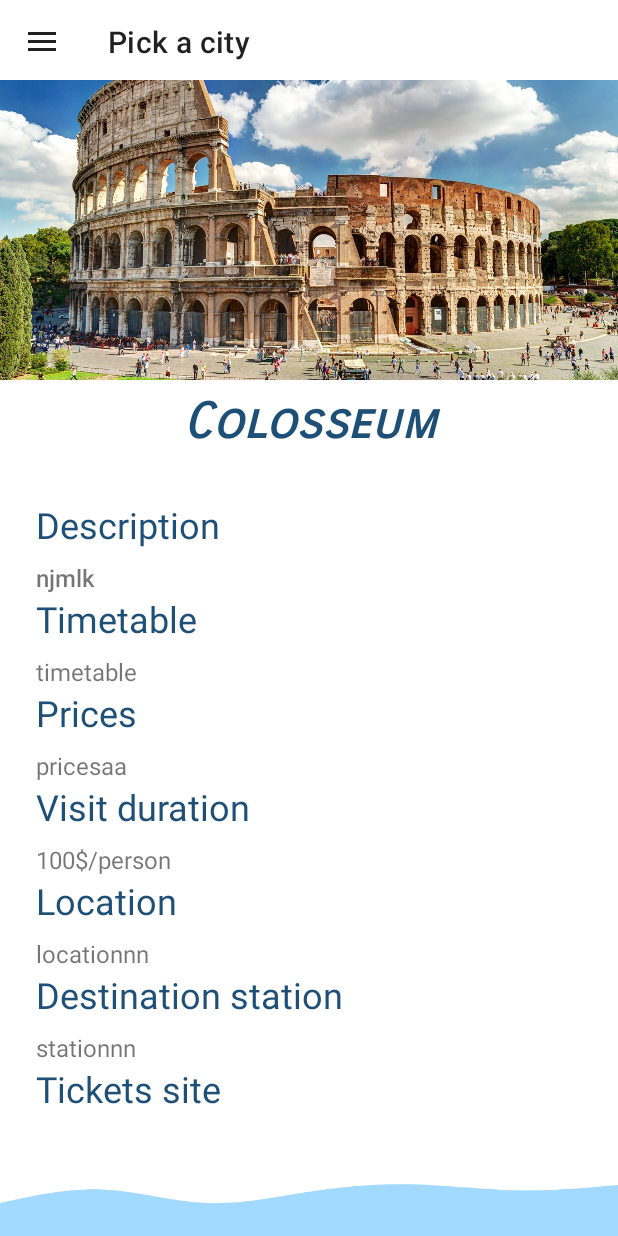
After one commit to AndreeaClaudiaSandu/TravelAndroidApp, an Android app: the fragment FragmentCityAttraction placed in its activity, on a phone screen of 412 x 824 dp. The commit adds this screen. Run offline under Robolectric (Android 15) with nearby library versions, the phone set to English and light mode, and no system bars; 9 statements that could not run were skipped.

Commit message:
Adds attractions

```diff
--- a/app/src/main/java/com/example/travel/ExternalTransport_RecyclerViewAdapter.java
+++ b/app/src/main/java/com/example/travel/ExternalTransport_RecyclerViewAdapter.java
@@ -62,7 +62,7 @@ public class ExternalTransport_RecyclerViewAdapter extends RecyclerView.Adapter<
         } else {
             holder.frequency.setVisibility(View.GONE);
         }
-        holder.price.setText("Price " + externalTransports.get(position).getPrice());
+        holder.price.setText("Price: " + externalTransports.get(position).getPrice() + " euro");
 
         if (externalTransports.get(position).getLink() != null && !externalTransports.get(position).getLink().isEmpty()) {
             holder.link.setVisibility(View.VISIBLE);
--- /dev/null
+++ b/app/src/main/java/com/example/travel/FragmentCityAttraction.java
@@ -0,0 +1,64 @@
+package com.example.travel;
+
+import android.os.Bundle;
+
+import androidx.fragment.app.Fragment;
+
+import android.text.Html;
+import android.text.method.LinkMovementMethod;
+import android.view.LayoutInflater;
+import android.view.View;
+import android.view.ViewGroup;
+import android.widget.ImageView;
+import android.widget.TextView;
+
+public class FragmentCityAttraction extends Fragment {
+
+    private Attraction attraction;
+
+    public FragmentCityAttraction() {
+        // Required empty public constructor
+    }
+
+    public static FragmentCityAttraction newInstance(Attraction attraction) {
+        FragmentCityAttraction fragment = new FragmentCityAttraction();
+        fragment.setAttraction(attraction);
+        return fragment;
+    }
+
+    @Override
+    public void onCreate(Bundle savedInstanceState) {
+        super.onCreate(savedInstanceState);
+    }
+
+    @Override
+    public View onCreateView(LayoutInflater inflater, ViewGroup container,
+                             Bundle savedInstanceState) {
+        // Inflate the layout for this fragment
+        View root = inflater.inflate(R.layout.fragment_city_attraction, container, false);
+        ((TextView) root.findViewById(R.id.specificAttractionName)).setText(attraction.getName());
+        ((ImageView) root.findViewById(R.id.specificAttractionImage)).setImageResource(attraction.getImage());
+        ((TextView) root.findViewById(R.id.specificAttarctionDescription)).setText(Html.fromHtml( attraction.getDescription()));
+        ((TextView) root.findViewById(R.id.specificAttractionTimetable)).setText(Html.fromHtml( attraction.getTimetable()));
+        ((TextView) root.findViewById(R.id.specificAttractionPrices)).setText(Html.fromHtml( attraction.getPrice()));
+        ((TextView) root.findViewById(R.id.specificAttractionVisitDuration)).setText(attraction.getVisitTime());
+        ((TextView) root.findViewById(R.id.specificAttractionLocation)).setText(attraction.getLocation());
+        ((TextView) root.findViewById(R.id.specificAttractionStation)).setText(attraction.getStation());
+
+        StringBuilder hyperlink = new StringBuilder();
+        hyperlink.append("<a href=\"").append(attraction.getLink()).append("\">").append(attraction.getLink()).append("</a>");
+        ((TextView) root.findViewById(R.id.specificAttractionLink)).setText(Html.fromHtml(hyperlink.toString()));
+        ((TextView) root.findViewById(R.id.specificAttractionLink)).setMovementMethod(LinkMovementMethod.getInstance());
+        ((TextView) root.findViewById(R.id.specificAttractionLink)).setLinkTextColor(getResources().getColor(R.color.darkerBlue));
+
+        return root;
+    }
+
+    public Attraction getAttraction() {
+        return attraction;
+    }
+
+    public void setAttraction(Attraction attraction) {
+        this.attraction = attraction;
+    }
+}
--- /dev/null
+++ b/app/src/main/res/layout/fragment_city_attraction.xml
@@ -0,0 +1,258 @@
+<?xml version="1.0" encoding="utf-8"?>
+<FrameLayout xmlns:android="http://schemas.android.com/apk/res/android"
+    xmlns:app="http://schemas.android.com/apk/res-auto"
+    xmlns:tools="http://schemas.android.com/tools"
+    android:layout_width="match_parent"
+    android:layout_height="match_parent"
+    android:background="@color/white"
+    tools:context=".FragmentCityAttraction">
+
+    <ScrollView
+        android:layout_width="match_parent"
+        android:layout_height="match_parent">
+
+        <androidx.constraintlayout.widget.ConstraintLayout
+            android:layout_width="match_parent"
+            android:layout_height="match_parent">
+
+
+            <ImageView
+                android:id="@+id/specificAttractionImage"
+                android:layout_width="match_parent"
+                android:layout_height="200dp"
+                android:fadingEdge="horizontal"
+                android:scaleType="centerCrop"
+                android:src="@drawable/colosseum"
+                app:layout_constraintEnd_toEndOf="parent"
+                app:layout_constraintStart_toStartOf="parent"
+                app:layout_constraintTop_toTopOf="parent" />
+
+            <TextView
+                android:id="@+id/specificAttractionName"
+                android:layout_width="match_parent"
+                android:layout_height="40dp"
+                android:layout_marginTop="8dp"
+                android:fontFamily="sans-serif-smallcaps"
+                android:gravity="bottom|center"
+                android:paddingStart="40dp"
+                android:paddingEnd="40dp"
+                android:text="Colosseum"
+                android:textAlignment="center"
+                android:textColor="@color/loginDarkBlue"
+                android:textSize="24sp"
+                android:textStyle="bold|italic"
+                app:autoSizeTextType="uniform"
+                app:layout_constraintEnd_toEndOf="parent"
+                app:layout_constraintStart_toStartOf="parent"
+                app:layout_constraintTop_toBottomOf="@+id/specificAttractionImage" />
+
+            <TextView
+                android:id="@+id/AttarctionDescription"
+                android:layout_width="wrap_content"
+                android:layout_height="wrap_content"
+                android:layout_marginStart="24dp"
+                android:layout_marginTop="32dp"
+                android:fontFamily="sans-serif"
+                android:text="Description"
+                android:textAlignment="textStart"
+                android:textColor="@color/loginDarkBlue"
+                android:textSize="24sp"
+                android:typeface="normal"
+                app:autoSizeTextType="uniform"
+                app:layout_constraintStart_toStartOf="parent"
+                app:layout_constraintTop_toBottomOf="@+id/specificAttractionName" />
+
+            <TextView
+                android:id="@+id/specificAttarctionDescription"
+                android:layout_width="match_parent"
+                android:layout_height="wrap_content"
+                android:layout_marginStart="24dp"
+                android:layout_marginTop="8dp"
+                android:layout_marginEnd="24dp"
+                android:fontFamily="sans-serif-medium"
+                android:text="njmlk"
+                android:textAlignment="textStart"
+                android:textSize="16sp"
+                app:autoSizeTextType="none"
+                app:layout_constraintEnd_toEndOf="parent"
+                app:layout_constraintStart_toStartOf="parent"
+                app:layout_constraintTop_toBottomOf="@+id/AttarctionDescription" />
+
+
+            <TextView
+                android:id="@+id/AttractionTimetable"
+                android:layout_width="wrap_content"
+                android:layout_height="wrap_content"
+                android:layout_marginStart="24dp"
+                android:fontFamily="sans-serif"
+                android:text="Timetable"
+                android:textColor="@color/loginDarkBlue"
+                android:textSize="24sp"
+                app:layout_constraintStart_toStartOf="parent"
+                app:layout_constraintTop_toBottomOf="@+id/specificAttarctionDescription" />
+
+            <TextView
+                android:id="@+id/specificAttractionTimetable"
+                android:layout_width="match_parent"
+                android:layout_height="wrap_content"
+                android:layout_marginStart="24dp"
+                android:layout_marginTop="8dp"
+                android:layout_marginEnd="24dp"
+                android:fontFamily="sans-serif"
+                android:text="timetable"
+                android:textAlignment="textStart"
+                android:textSize="16sp"
+                app:autoSizeTextType="none"
+                app:layout_constraintEnd_toEndOf="parent"
+                app:layout_constraintStart_toStartOf="parent"
+                app:layout_constraintTop_toBottomOf="@+id/AttractionTimetable" />
+
+            <TextView
+                android:id="@+id/AttractionPrices"
+                android:layout_width="wrap_content"
+                android:layout_height="wrap_content"
+                android:layout_marginStart="24dp"
+                android:fontFamily="sans-serif"
+                android:text="Prices"
+                android:textColor="@color/loginDarkBlue"
+                android:textSize="24sp"
+                app:layout_constraintStart_toStartOf="parent"
+                app:layout_constraintTop_toBottomOf="@+id/specificAttractionTimetable" />
+
+            <TextView
+                android:id="@+id/specificAttractionPrices"
+                android:layout_width="match_parent"
+                android:layout_height="wrap_content"
+                android:layout_marginStart="24dp"
+                android:layout_marginTop="8dp"
+                android:layout_marginEnd="24dp"
+                android:fontFamily="sans-serif"
+                android:text="pricesaa"
+                android:textAlignment="textStart"
+                android:textSize="16sp"
+                app:autoSizeTextType="none"
+                app:layout_constraintEnd_toEndOf="parent"
+                app:layout_constraintStart_toStartOf="parent"
+                app:layout_constraintTop_toBottomOf="@+id/AttractionPrices" />
+
+            <TextView
+                android:id="@+id/AttractionVisitDuration"
+                android:layout_width="wrap_content"
+                android:layout_height="wrap_content"
+                android:layout_marginStart="24dp"
+                android:fontFamily="sans-serif"
+                android:text="Visit duration"
+                android:textAlignment="textStart"
+                android:textColor="@color/loginDarkBlue"
+                android:textSize="24sp"
+                app:autoSizeTextType="uniform"
+                app:layout_constraintStart_toStartOf="parent"
+                app:layout_constraintTop_toBottomOf="@+id/specificAttractionPrices" />
+
+            <TextView
+                android:id="@+id/specificAttractionVisitDuration"
+                android:layout_width="match_parent"
+                android:layout_height="wrap_content"
+                android:layout_marginStart="24dp"
+                android:layout_marginTop="8dp"
+                android:layout_marginEnd="24dp"
+                android:fontFamily="sans-serif"
+                android:text="100$/person"
+                android:textAlignment="textStart"
+                android:textSize="16sp"
+                app:autoSizeTextType="none"
+                app:layout_constraintEnd_toEndOf="parent"
+                app:layout_constraintStart_toStartOf="parent"
+                app:layout_constraintTop_toBottomOf="@+id/AttractionVisitDuration" />
+
+            <TextView
+                android:id="@+id/AttractionLocation"
+                android:layout_width="wrap_content"
+                android:layout_height="wrap_content"
+                android:layout_marginStart="24dp"
+                android:fontFamily="sans-serif"
+                android:text="Location"
+                android:textColor="@color/loginDarkBlue"
+                android:textSize="24sp"
+                app:layout_constraintStart_toStartOf="parent"
+                app:layout_constraintTop_toBottomOf="@+id/specificAttractionVisitDuration" />
+
+            <TextView
+                android:id="@+id/specificAttractionLocation"
+                android:layout_width="match_parent"
+                android:layout_height="wrap_content"
+                android:layout_marginStart="24dp"
+                android:layout_marginTop="8dp"
+                android:layout_marginEnd="24dp"
+                android:fontFamily="sans-serif"
+                android:text="locationnn"
+                android:textAlignment="textStart"
+                android:textSize="16sp"
+                app:autoSizeTextType="none"
+                app:layout_constraintEnd_toEndOf="parent"
+                app:layout_constraintStart_toStartOf="parent"
+                app:layout_constraintTop_toBottomOf="@+id/AttractionLocation" />
+
+            <TextView
+                android:id="@+id/AttractionStation"
+                android:layout_width="wrap_content"
+                android:layout_height="wrap_content"
+                android:layout_marginStart="24dp"
+                android:fontFamily="sans-serif"
+                android:text="Destination station"
+                android:textColor="@color/loginDarkBlue"
+                android:textSize="24sp"
+                app:layout_constraintStart_toStartOf="parent"
+                app:layout_constraintTop_toBottomOf="@+id/specificAttractionLocation" />
+
+            <TextView
+                android:id="@+id/specificAttractionStation"
+                android:layout_width="match_parent"
+                android:layout_height="wrap_content"
+                android:layout_marginStart="24dp"
+                android:layout_marginTop="8dp"
+                android:layout_marginEnd="24dp"
+                android:fontFamily="sans-serif"
+                android:text="stationnn"
+                android:textAlignment="textStart"
+                android:textSize="16sp"
+                app:autoSizeTextType="none"
+                app:layout_constraintEnd_toEndOf="parent"
+                app:layout_constraintStart_toStartOf="parent"
+                app:layout_constraintTop_toBottomOf="@+id/AttractionStation" />
+
+            <TextView
+                android:id="@+id/AttractionLink"
+                android:layout_width="wrap_content"
+                android:layout_height="wrap_content"
+                android:layout_marginStart="24dp"
+                android:fontFamily="sans-serif"
+                android:text="Tickets site"
+                android:textColor="@color/loginDarkBlue"
+                android:textSize="24sp"
+                app:layout_constraintStart_toStartOf="parent"
+                app:layout_constraintTop_toBottomOf="@+id/specificAttractionStation" />
+
+            <TextView
+                android:id="@+id/specificAttractionLink"
+                android:layout_width="match_parent"
+                android:layout_height="wrap_content"
+                android:layout_marginStart="24dp"
+                android:layout_marginTop="8dp"
+                android:layout_marginEnd="24dp"
+                android:layout_marginBottom="8dp"
+                android:fontFamily="sans-serif"
+                android:text="link"
+                android:textAlignment="textStart"
+                android:textSize="16sp"
+                app:autoSizeTextType="none"
+                app:layout_constraintBottom_toBottomOf="parent"
+                app:layout_constraintEnd_toEndOf="parent"
+                app:layout_constraintHorizontal_bias="1.0"
+                app:layout_constraintStart_toStartOf="parent"
+                app:layout_constraintTop_toBottomOf="@+id/AttractionLink" />
+        </androidx.constraintlayout.widget.ConstraintLayout>
+    </ScrollView>
+
+
+</FrameLayout>
```
Also changed, not shown: app/src/main/java/com/example/travel/Attraction.java (added, +68 -0 lines), app/src/main/java/com/example/travel/Attractions_RecyclerViewAdapter.java (added, +61 -0 lines), app/src/main/java/com/example/travel/FragmentCity.java (+15 -2 lines), app/src/main/java/com/example/travel/FragmentCityAttractions.java (added, +149 -0 lines), app/src/main/java/com/example/travel/MainActivity.java (+10 -0 lines), app/src/main/res/layout/attraction_recycler_view_row.xml (added, +64 -0 lines), app/src/main/res/layout/fragment_city.xml (+17 -8 lines), app/src/main/res/layout/fragment_city_attractions.xml (added, +13 -0 lines), app/src/main/res/drawable/colosseum.jpg (added), app/src/main/res/drawable/monument_to_victor_emmanuel_ii.jpg (added), app/src/main/res/drawable/pantheon.jpg (added), app/src/main/res/drawable/trevi_fountain.jpg (added), app/src/main/res/drawable/vatican.jpg (added), app/src/main/res/drawable/villa_borghese.jpg (added).
